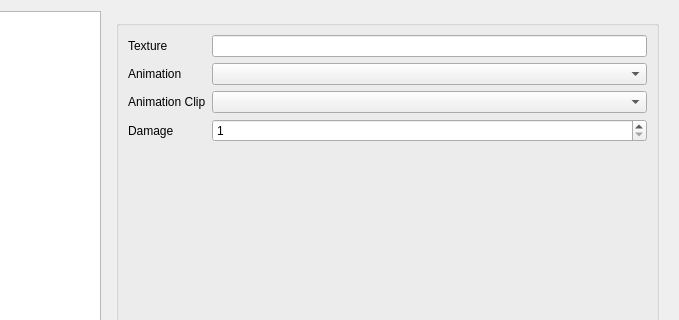
Before: the Qt Designer form tools/def_editor/ui/projectiles.ui in aleios/SpaceProjectDreamcast, drawn with Qt 5; both pictures show x 166 to 845 and y 0 to 320 of the 845 by 509 pixel window.
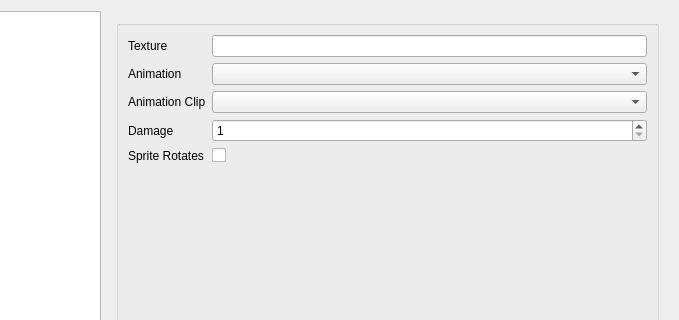
After: the same form once the commit is applied.

Commit message: feat: Allow sprite rotation for projectiles.

```diff
--- a/tools/def_editor/ui/projectiles.ui
+++ b/tools/def_editor/ui/projectiles.ui
@@ -140,6 +140,20 @@
             </property>
            </widget>
           </item>
+          <item row="4" column="0">
+           <widget class="QLabel" name="label_5">
+            <property name="text">
+             <string>Sprite Rotates</string>
+            </property>
+           </widget>
+          </item>
+          <item row="4" column="1">
+           <widget class="QCheckBox" name="cboxRotates">
+            <property name="text">
+             <string/>
+            </property>
+           </widget>
+          </item>
          </layout>
         </widget>
        </item>
```
The commit also changes 5 other files.
